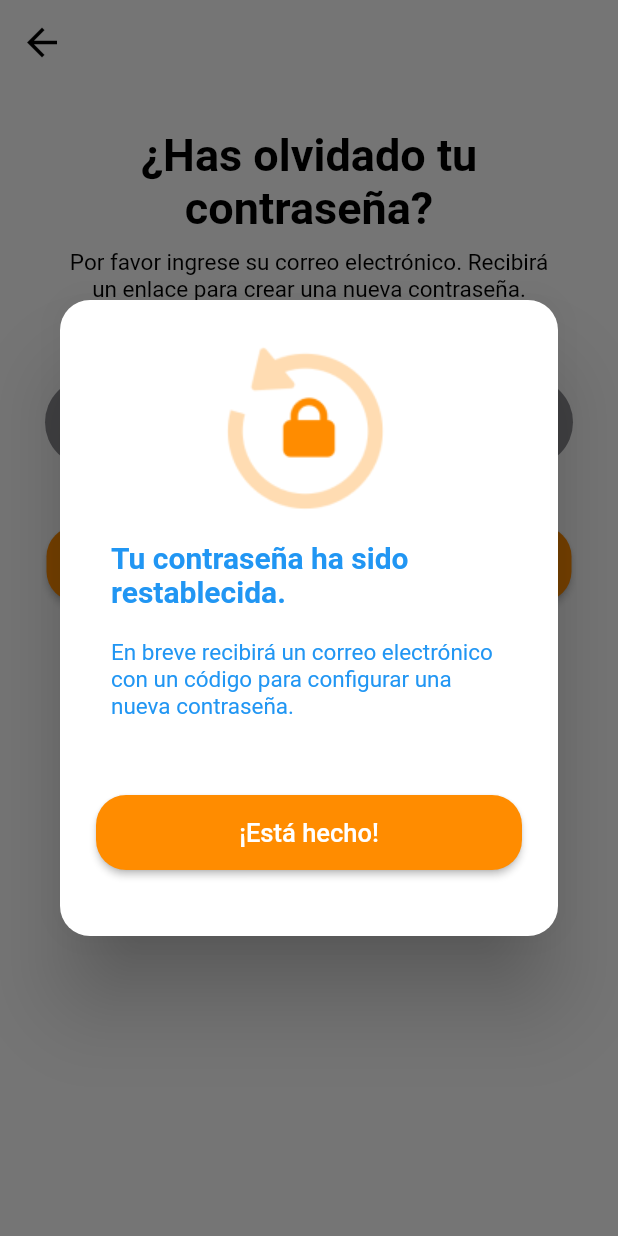
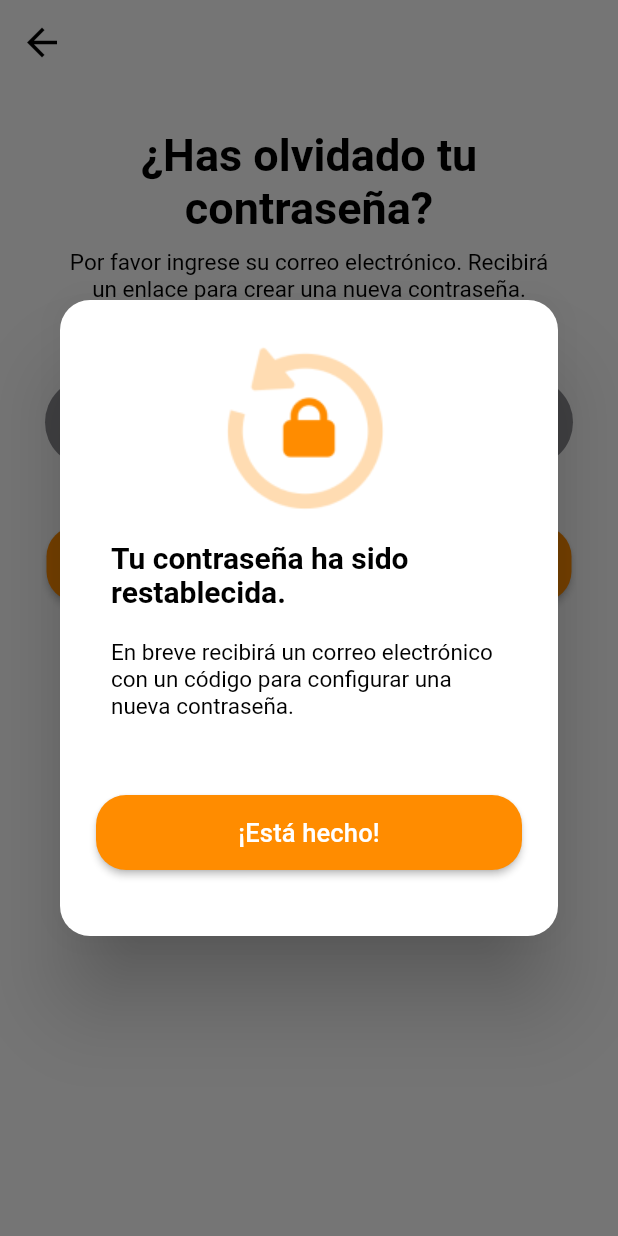
Before and after one commit to sdiegx/espe_eats_app, a Flutter app: the ForgotPassword screen opened by its route, after a tap on "Enviar", on a phone screen of 412 x 824 dp. Run offline on Flutter 3.47's test engine with Material 2 defaults, Android fonts, the phone set to English and light mode, and no system bars.

Commit message:
front-end v0.2

```diff
--- a/lib/src/Features/Presentation/ForgotPasswordPage/View/forgot_password_pages.dart
+++ b/lib/src/Features/Presentation/ForgotPasswordPage/View/forgot_password_pages.dart
@@ -21,11 +21,8 @@ class ForgotPassword extends StatelessWidget {
           padding: const EdgeInsets.all(30.0),
           child: Column(
             children: [
-              const Text("¿Has olvidado tu contraseña?", textAlign: TextAlign.center,
-                  style: TextStyle(
-                  color: Colors.black,
-                  fontWeight: FontWeight.bold,
-                  fontSize: 30.0 )),
+              Text("¿Has olvidado tu contraseña?", textAlign: TextAlign.center,
+                  style: Theme.of(context).textTheme.headlineSmall),
               Container(
                 padding: const EdgeInsets.all(10.0),
                 child: const Text("Por favor ingrese su correo electrónico. "
@@ -71,19 +68,10 @@ Widget _sendButton( BuildContext context){
       height: 50.0,
       margin: const EdgeInsets.only(top: 40.0),
       child: ElevatedButton(//poner color del theme
-        style: ElevatedButton.styleFrom(
-          shape: RoundedRectangleBorder(
-            borderRadius: BorderRadius.circular(20.0)
-          ),
-          backgroundColor: const Color.fromRGBO(255, 140, 0, 1.0)
-        ),
         onPressed: (){
           _showAlertFP(context);
         },
-        child: const Text("Enviar", style:TextStyle(
-            color: Colors.white,
-            fontSize: 17.0
-        )),
+        child: Text("Enviar", style: Theme.of(context).textTheme.titleSmall),
 
       )
   );
@@ -109,17 +97,17 @@ void _showAlertFP(BuildContext context){
                 ),
                 Container(
                   padding: const EdgeInsets.all(10.0),
-                  child: Text("Tu contraseña ha sido restablecida.",
+                  child: const Text("Tu contraseña ha sido restablecida.",
                       style: TextStyle(
-                          color: Theme.of(context).primaryColor,
+                          color: Colors.black,
                           fontWeight: FontWeight.bold,
                           fontSize: 20.0 )),
                 ),
                 Container(
                   padding: const EdgeInsets.all(10.0),
-                  child: Text("En breve recibirá un correo electrónico con un código para configurar una nueva contraseña.",
+                  child: const Text("En breve recibirá un correo electrónico con un código para configurar una nueva contraseña.",
                       style: TextStyle(
-                          color: Theme.of(context).primaryColor,
+                          color: Colors.black,
                           fontWeight: FontWeight.w400,
                           fontSize: 15.0 )),
                 ),
@@ -134,23 +122,12 @@ void _showAlertFP(BuildContext context){
 
 Widget _doneButton(BuildContext context){
   return Container(
-      width: 350.0,
-      height: 50.0,
       margin: const EdgeInsets.only(top: 40.0),
       child: ElevatedButton(//poner color del theme
-        style: ElevatedButton.styleFrom(
-            shape: RoundedRectangleBorder(
-                borderRadius: BorderRadius.circular(20.0)
-            ),
-          backgroundColor: const Color.fromRGBO(255, 140, 0, 1.0)
-        ),
         onPressed: (){
           Navigator.pushNamed(context, 'login');
         },
-        child: const Text("¡Está hecho!", style:TextStyle(
-            color: Colors.white,
-            fontSize: 17.0
-        )),
+        child: Text("¡Está hecho!", style: Theme.of(context).textTheme.titleSmall),
       )
   );
 }
```
Also changed, not shown: lib/main.dart (+6 -6 lines), lib/src/Features/Presentation/LoginPage/View/login_page.dart (+3 -21 lines), lib/src/Features/Presentation/SignUpPage/View/sign_up_page.dart (+3 -19 lines), lib/src/Features/Presentation/Tabs/HomeTab/View/home_tab.dart (+6 -20 lines), lib/src/Features/Presentation/WelcomePage/View/welcome_page.dart (+7 -28 lines), pubspec.lock.
